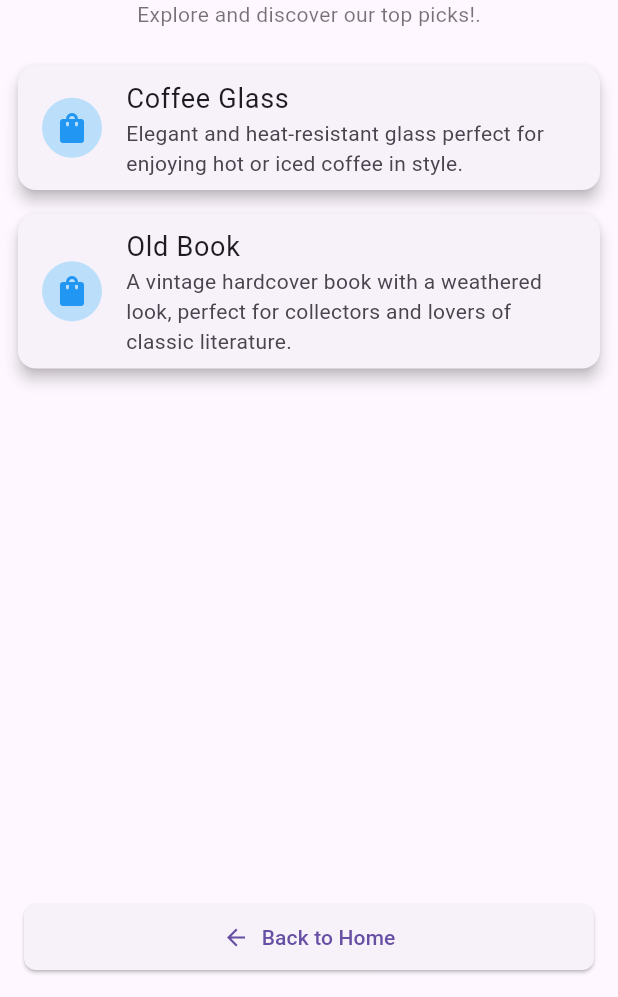
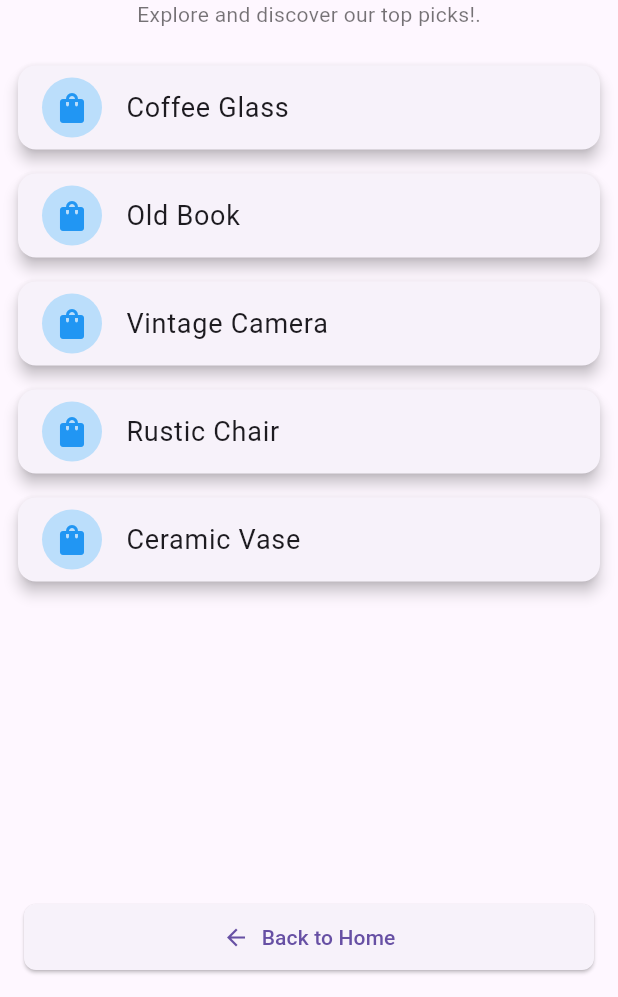
Before and after one commit to m-masykur/catalog_app, a Flutter app: the CatalogPage screen opened by its route, on a phone screen of 412 x 824 dp, the part 239-1236 px from its top. Run offline on Flutter 3.47's test engine with Material 3 defaults, Android fonts, the phone set to English and light mode, and no system bars.

Commit message:
add 3 more item and omit detail from list

```diff
--- a/lib/controller/ItemController.dart
+++ b/lib/controller/ItemController.dart
@@ -16,6 +16,27 @@ class ItemController {
       imageUrl:
           'https://fastly.picsum.photos/id/24/4855/1803.jpg?hmac=ICVhP1pUXDLXaTkgwDJinSUS59UWalMxf4SOIWb9Ui4',
     ),
+    Item(
+      name: 'Vintage Camera',
+      description:
+          'A classic film camera that adds charm to your photography collection, perfect for retro-style shoots.',
+      imageUrl:
+          'https://fastly.picsum.photos/id/91/3504/2336.jpg?hmac=tK6z7RReLgUlCuf4flDKeg57o6CUAbgklgLsGL0UowU',
+    ),
+    Item(
+      name: 'Rustic Chair',
+      description:
+          'Handcrafted wooden chair with a rustic finish, ideal for cozy corners or reading nooks.',
+      imageUrl:
+          'https://fastly.picsum.photos/id/311/1000/563.jpg?hmac=M6WX06qTw-1eQj4z12Zh-NPeJnll-6a_yx9CbNnRPHs',
+    ),
+    Item(
+      name: 'Ceramic Vase',
+      description:
+          'A minimalist ceramic vase, perfect for displaying fresh or dried flowers with elegance.',
+      imageUrl:
+          'https://fastly.picsum.photos/id/82/1500/997.jpg?hmac=VcdCqu9YiLpbCtr8YowUCSUD3-245TGekiXmtiMXotw',
+    ),
   ];
 
   List<Item> getAllItem() {
--- a/lib/view/CatalogPage.dart
+++ b/lib/view/CatalogPage.dart
@@ -48,7 +48,6 @@ class CatalogPage extends StatelessWidget {
                       child: Icon(Icons.shopping_bag, color: Colors.blue),
                     ),
                     title: Text(item.name, style: TextStyle(fontSize: 18)),
-                    subtitle: Text(item.description),
                     onTap: () {
                       Navigator.push(
                         context,
```
